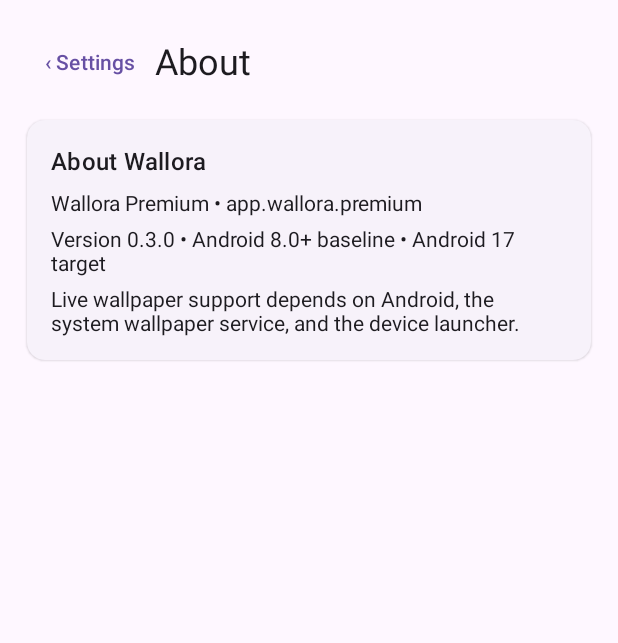
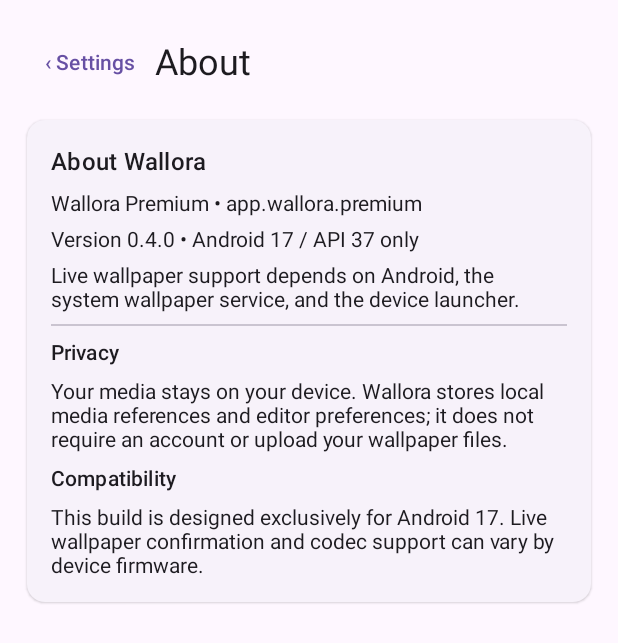
Before and after one commit to Judson-web/Wallora, an Android app built with Jetpack Compose: the composable SettingsScreen called with empty values, after a tap on "About", on a phone screen of 412 x 824 dp. Shown: the top 643 px of the screen. Run offline under Robolectric (Android 15) with nearby library versions, the phone set to English and light mode, and no system bars; 1 statement that could not run was skipped.

Commit message:
Polish Android 17 About screen and live wallpaper apply fallbacks

```diff
--- a/app/src/main/java/com/judson/wallora/ui/WalloraApp.kt
+++ b/app/src/main/java/com/judson/wallora/ui/WalloraApp.kt
@@ -51,6 +51,7 @@ import kotlinx.coroutines.Dispatchers
 import kotlinx.coroutines.launch
 import kotlinx.coroutines.withContext
 import coil.compose.AsyncImage
+import com.judson.wallora.BuildConfig
 import com.judson.wallora.data.MediaItem
 import com.judson.wallora.data.MediaKind
 import com.judson.wallora.data.MediaLibraryStore
@@ -831,6 +832,10 @@ private fun StudioScreen(
                 runCatching { context.startActivity(intent) }
                     .onFailure { onStatus("Android live-wallpaper preview could not be opened.") }
             }, modifier = Modifier.fillMaxWidth()) { Text("Preview and apply video wallpaper") }
+            OutlinedButton(onClick = {
+                runCatching { context.startActivity(Intent(WallpaperManager.ACTION_LIVE_WALLPAPER_CHOOSER)) }
+                    .onFailure { onStatus("Android live wallpaper chooser is unavailable.") }
+            }, modifier = Modifier.fillMaxWidth()) { Text("Open Android live wallpaper chooser") }
         } else if (studioPage == "Apply" && selectedItem.kind == MediaKind.GIF) {
             Text("Ready to apply", style = MaterialTheme.typography.titleMedium)
             Text("Android will show its live-wallpaper preview so you can confirm the animated wallpaper.",
@@ -845,6 +850,10 @@ private fun StudioScreen(
                 runCatching { context.startActivity(intent) }
                     .onFailure { onStatus("Android live-wallpaper preview could not be opened.") }
             }, modifier = Modifier.fillMaxWidth()) { Text("Preview and apply GIF wallpaper") }
+            OutlinedButton(onClick = {
+                runCatching { context.startActivity(Intent(WallpaperManager.ACTION_LIVE_WALLPAPER_CHOOSER)) }
+                    .onFailure { onStatus("Android live wallpaper chooser is unavailable.") }
+            }, modifier = Modifier.fillMaxWidth()) { Text("Open Android live wallpaper chooser") }
         } else if (studioPage == "Playback" && selectedItem.kind !in listOf(MediaKind.VIDEO, MediaKind.GIF)) {
             Text("No playback controls are available for this media.")
         }
@@ -1041,8 +1050,13 @@ private fun SettingsScreen(
             Column(Modifier.padding(16.dp), verticalArrangement = Arrangement.spacedBy(8.dp)) {
                 Text("About Wallora", style = MaterialTheme.typography.titleMedium)
                 Text("Wallora Premium • app.wallora.premium")
-                Text("Version 0.3.0 • Android 8.0+ baseline • Android 17 target")
+                Text("Version ${BuildConfig.VERSION_NAME} • Android 17 / API 37 only")
                 Text("Live wallpaper support depends on Android, the system wallpaper service, and the device launcher.")
+                Divider()
+                Text("Privacy", style = MaterialTheme.typography.titleSmall)
+                Text("Your media stays on your device. Wallora stores local media references and editor preferences; it does not require an account or upload your wallpaper files.")
+                Text("Compatibility", style = MaterialTheme.typography.titleSmall)
+                Text("This build is designed exclusively for Android 17. Live wallpaper confirmation and codec support can vary by device firmware.")
             }
         }
         }
```
